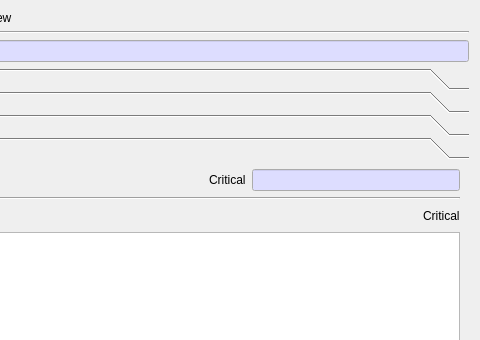
The window that CertMan/view_cert_profile_dlg.ui (jykim74/CertMan) describes before a commit, drawn with Qt 5; both pictures show x 120 to 600 and y 0 to 340 of the 600 by 657 pixel window.
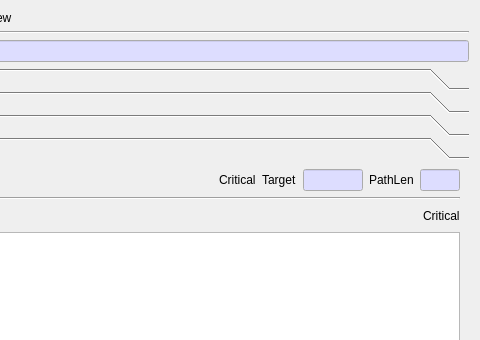
The same window after the commit. The open tabs and pages were chosen to show the change.

Commit message: 프로파일 UI 개선

Patch:
```diff
--- a/CertMan/view_cert_profile_dlg.ui
+++ b/CertMan/view_cert_profile_dlg.ui
@@ -1059,8 +1059,14 @@
            </property>
           </widget>
          </item>
-         <item row="0" column="3">
-          <widget class="QLineEdit" name="mBCText">
+         <item row="0" column="6">
+          <widget class="QLineEdit" name="mBCPathLenText">
+           <property name="maximumSize">
+            <size>
+             <width>40</width>
+             <height>16777215</height>
+            </size>
+           </property>
            <property name="palette">
             <palette>
              <active>
@@ -1113,6 +1119,60 @@
            </property>
           </spacer>
          </item>
+         <item row="0" column="3">
+          <widget class="QLabel" name="mBCTargetLabel">
+           <property name="text">
+            <string>Target</string>
+           </property>
+          </widget>
+         </item>
+         <item row="0" column="5">
+          <widget class="QLabel" name="mBCPathLenLabel">
+           <property name="text">
+            <string>PathLen</string>
+           </property>
+          </widget>
+         </item>
+         <item row="0" column="4">
+          <widget class="QLineEdit" name="mBCTargetText">
+           <property name="maximumSize">
+            <size>
+             <width>60</width>
+             <height>16777215</height>
+            </size>
+           </property>
+           <property name="palette">
+            <palette>
+             <active>
+              <colorrole role="Base">
+               <brush brushstyle="SolidPattern">
+                <color alpha="255">
+                 <red>221</red>
+                 <green>221</green>
+                 <blue>255</blue>
+                </color>
+               </brush>
+              </colorrole>
+             </active>
+             <inactive>
+              <colorrole role="Base">
+               <brush brushstyle="SolidPattern">
+                <color alpha="255">
+                 <red>221</red>
+                 <green>221</green>
+                 <blue>255</blue>
+                </color>
+               </brush>
+              </colorrole>
+             </inactive>
+             <disabled/>
+            </palette>
+           </property>
+           <property name="readOnly">
+            <bool>true</bool>
+           </property>
+          </widget>
+         </item>
         </layout>
        </item>
        <item>
```
Left out of the diff: 95 changed lines with no effect on the pictures. The commit also changes 5 other files.
